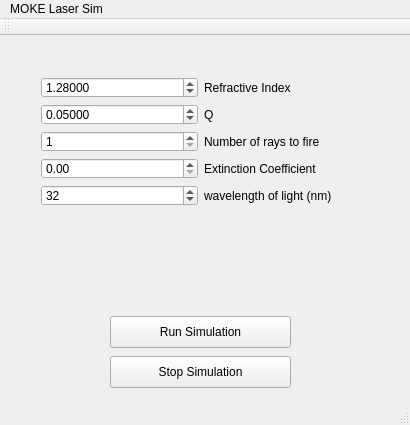
First picture: the form in mokelasersim.ui, repository Billlynch/COMP30040, before the edit.
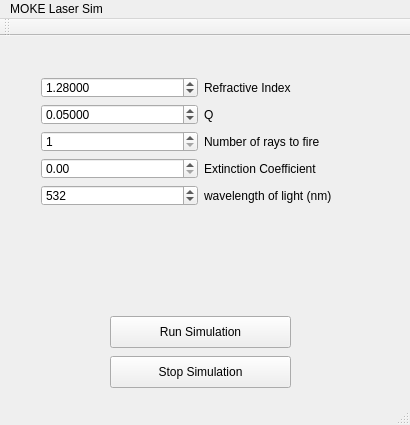
Second picture: the form after the edit.

```diff
--- a/mokelasersim.ui
+++ b/mokelasersim.ui
@@ -90,8 +90,11 @@
        <property name="minimum">
         <number>1</number>
        </property>
+       <property name="maximum">
+        <number>1000</number>
+       </property>
        <property name="value">
-        <number>32</number>
+        <number>532</number>
        </property>
       </widget>
      </item>
```
